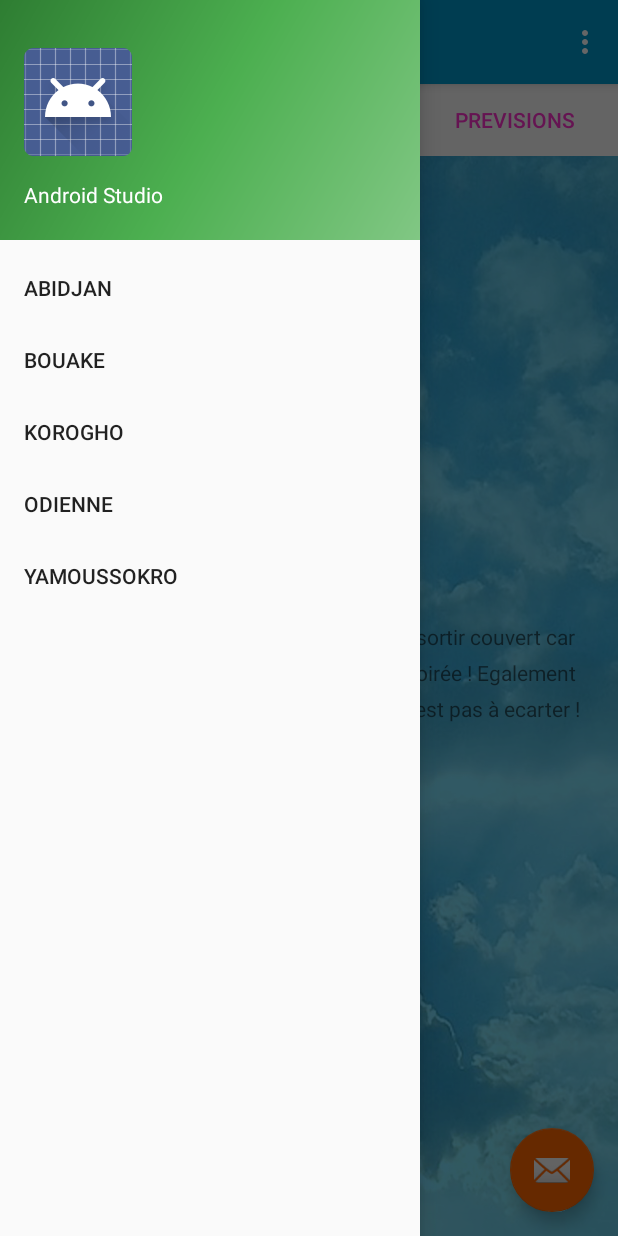
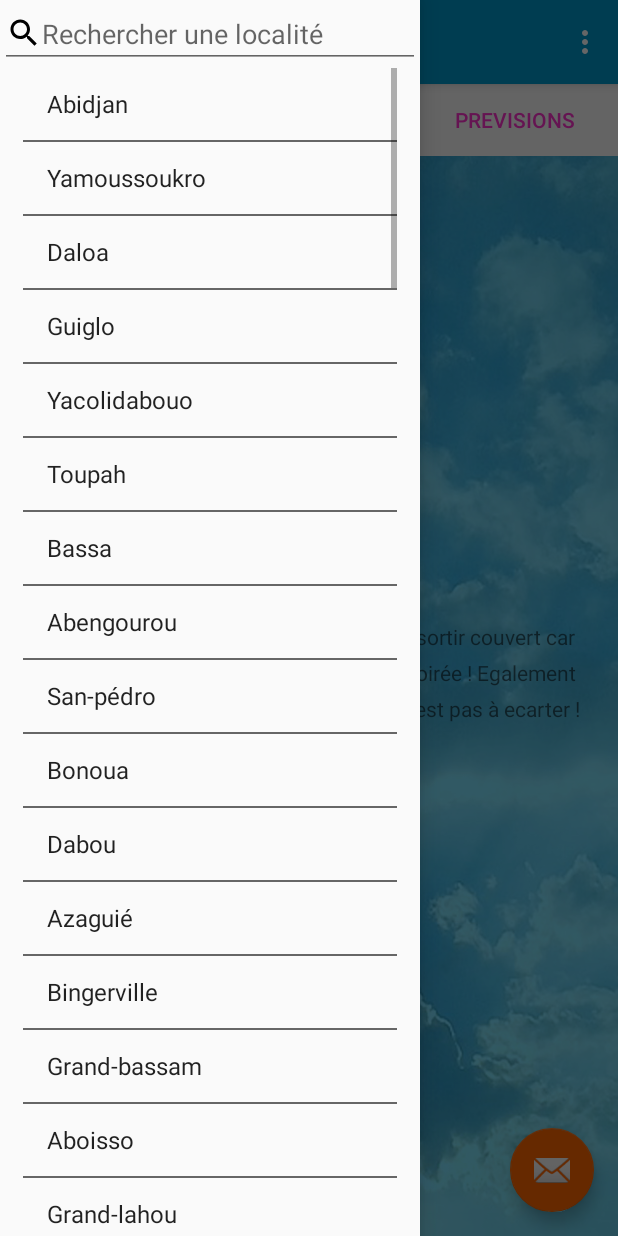
Before and after one commit to agneroalain/MeteoCi, an Android app: the screen it shows after launch (MainActivity), with the side drawer open, on a phone screen of 412 x 824 dp. Run offline under Robolectric (Android 15) with nearby library versions, the phone set to English and light mode, and no system bars; 3 statements that could not run were skipped.

Commit message:
ajout de la liste des ville dan le menu avec un filtre

```diff
--- a/app/build.gradle
+++ b/app/build.gradle
@@ -2,7 +2,7 @@ apply plugin: 'com.android.application'
 
 android {
     compileSdkVersion 25
-    buildToolsVersion "25.0.2"
+    buildToolsVersion '25.0.3'
     defaultConfig {
         applicationId "com.bravaafreeca.meteoci"
         minSdkVersion 14
--- /dev/null
+++ b/app/src/main/java/com/bravaafreeca/meteoci/Localisation.java
@@ -0,0 +1,64 @@
+package com.bravaafreeca.meteoci;
+
+/**
+ * Created by HP on 30/06/2017.
+ */
+public class Localisation {
+
+    private int locId;
+    private String city;
+    private double latitude;
+    private double longitude;
+
+    /**
+     * No args constructor for use in serialization
+     */
+    public Localisation() {
+    }
+
+    /**
+     * @param longitude
+     * @param latitude
+     * @param locId
+     * @param city
+     */
+    public Localisation(int locId, String city, double latitude, double longitude) {
+        super();
+        this.locId = locId;
+        this.city = city;
+        this.latitude = latitude;
+        this.longitude = longitude;
+    }
+
+    public int getLocId() {
+        return locId;
+    }
+
+    public void setLocId(int locId) {
+        this.locId = locId;
+    }
+
+    public String getCity() {
+        return city;
+    }
+
+    public void setCity(String city) {
+        this.city = city;
+    }
+
+    public double getLatitude() {
+        return latitude;
+    }
+
+    public void setLatitude(double latitude) {
+        this.latitude = latitude;
+    }
+
+    public double getLongitude() {
+        return longitude;
+    }
+
+    public void setLongitude(double longitude) {
+        this.longitude = longitude;
+    }
+}
--- a/app/src/main/java/com/bravaafreeca/meteoci/MainActivity.java
+++ b/app/src/main/java/com/bravaafreeca/meteoci/MainActivity.java
@@ -2,12 +2,15 @@ package com.bravaafreeca.meteoci;
 
 import android.Manifest;
 import android.content.Context;
+import android.content.Intent;
 import android.content.pm.PackageManager;
-import android.location.Criteria;
-import android.location.Location;
-import android.location.LocationManager;
+
+import android.content.res.Resources;
 import android.net.Uri;
 import android.os.Bundle;
+import android.support.annotation.LayoutRes;
+import android.support.annotation.NonNull;
+import android.support.annotation.Nullable;
 import android.support.design.widget.FloatingActionButton;
 import android.support.design.widget.Snackbar;
 import android.support.design.widget.TabLayout;
@@ -17,6 +20,8 @@ import android.support.v4.app.FragmentManager;
 import android.support.v4.app.FragmentPagerAdapter;
 import android.support.v4.app.FragmentTransaction;
 import android.support.v4.view.ViewPager;
+import android.text.Editable;
+import android.text.TextWatcher;
 import android.view.View;
 import android.support.design.widget.NavigationView;
 import android.support.v4.view.GravityCompat;
@@ -26,20 +31,48 @@ import android.support.v7.app.AppCompatActivity;
 import android.support.v7.widget.Toolbar;
 import android.view.Menu;
 import android.view.MenuItem;
+import android.view.ViewGroup;
+import android.widget.AdapterView;
+import android.widget.ArrayAdapter;
+import android.widget.BaseAdapter;
+import android.widget.EditText;
+import android.widget.ListView;
 import android.widget.TextView;
 
 import com.google.android.gms.appindexing.Action;
 import com.google.android.gms.appindexing.AppIndex;
 import com.google.android.gms.appindexing.Thing;
 import com.google.android.gms.common.api.GoogleApiClient;
+import com.google.gson.Gson;
+import com.google.gson.JsonObject;
+import com.google.gson.reflect.TypeToken;
 
+import org.json.JSONArray;
+import org.json.JSONException;
+import org.json.JSONObject;
+
+import java.io.BufferedReader;
+import java.io.IOException;
+import java.io.InputStream;
+import java.io.InputStreamReader;
+import java.io.Reader;
+import java.io.StringWriter;
+import java.io.Writer;
+import java.lang.reflect.Type;
+import java.util.ArrayList;
 import java.util.Calendar;
 import java.util.Date;
+import java.util.List;
+import java.util.Scanner;
 
 public class MainActivity extends AppCompatActivity
         implements NavigationView.OnNavigationItemSelectedListener {
 
     private static final String CURRENT_TAG = "principal";
+    ListView listmenu;
+    ArrayList<String> listStringMenu = new ArrayList<String>();
+    ArrayList<Localisation> localisationMenu=new ArrayList<Localisation>();
+
     //static TextView title_textview;
     /**
      * ATTENTION: This was auto-generated to implement the App Indexing API.
@@ -91,6 +124,34 @@ public class MainActivity extends AppCompatActivity
         navigationView.setNavigationItemSelectedListener(this);
         // ATTENTION: This was auto-generated to implement the App Indexing API.
         // See https://g.co/AppIndexing/AndroidStudio for more information.
+
+
+        loadMenu();
+        listmenu=(ListView) findViewById(R.id.list_view_inside_nav);
+        final ArrayAdapter<String> adapter = new ArrayAdapter<String>(MainActivity.this,
+                android.R.layout.simple_list_item_1, this.listStringMenu);
+        listmenu.setAdapter(adapter);
+        listmenu.setTextFilterEnabled(true);
+
+        listmenu.setOnItemClickListener(new AdapterView.OnItemClickListener() {
+            public void onItemClick(AdapterView<?> parent, View v, int pos, long id) {
+
+
+            }
+        });
+        EditText myFilter = (EditText) findViewById(R.id.filter);
+        myFilter.addTextChangedListener(new TextWatcher() {
+
+            public void afterTextChanged(Editable s) {
+            }
+
+            public void beforeTextChanged(CharSequence s, int start, int count, int after) {
+            }
+
+            public void onTextChanged(CharSequence s, int start, int before, int count) {
+                adapter.getFilter().filter(s.toString());
+            }
+        });
         client = new GoogleApiClient.Builder(this).addApi(AppIndex.API).build();
     }
 
@@ -187,6 +248,62 @@ public class MainActivity extends AppCompatActivity
         AppIndex.AppIndexApi.end(client, getIndexApiAction());
         client.disconnect();
     }
+//    public ArrayList<Localisation> loadLocalisation() throws IOException, JSONException {
+//       final Type REVIEW_TYPE = new TypeToken<ArrayList<Localisation>>() {}.getType();
+//        JSONResourceReader jr =new JSONResourceReader(getResources(),R.raw.location);
+//        return new Gson().fromJson(jr.getString(),REVIEW_TYPE);
+//    }
+    public void loadMenu()
+    {
+        Resources res = getResources();
+        InputStream is = res.openRawResource(R.raw.location);
+        Scanner scanner =new Scanner(is);
+        StringBuilder builder = new StringBuilder();
+        while(scanner.hasNextLine())
+        {
+            builder.append(scanner.nextLine());
+        }
+        parserJson(builder.toString());
+    }
+    public void parserJson(String json)
+    {
+        try {
+            StringBuilder builder =new StringBuilder();
+            JSONObject root = new JSONObject(json);
+            JSONArray villes= root.getJSONArray("ville");
+            for (int i=0;i<villes.length();i++)
+            {
+                Localisation locat =new Localisation(villes.getJSONObject(i).getInt("locId"),villes.getJSONObject(i).getString("city"),villes.getJSONObject(i).getDouble("latitude"),villes.getJSONObject(i).getDouble("longitude"));
+                this.localisationMenu.add(locat);
+                this.listStringMenu.add(villes.getJSONObject(i).getString("city"));
+            }
+        }catch (JSONException e)
+        {
+            e.printStackTrace();
+        }
 
+    }
+//    public class MenuAdapter extends ArrayAdapter<Localisation>
+//    {
+//        Context context;
+//        int layoutResourceId;
+//        ArrayList<Localisation> data = null;
+//        TextView city;
+//
+//        public MenuAdapter(@NonNull Context context, @LayoutRes int resource, @NonNull List<Localisation> objects) {
+//            super(context, resource, objects);
+//            this.layoutResourceId = resource;
+//            this.context = context;
+//            this.data = (ArrayList) objects;
+//        }
+//
+//        @NonNull
+//        @Override
+//        public View getView(int position, @Nullable View convertView, @NonNull ViewGroup parent) {
+//
+//            View row = convertView;
+//            Localisation locat = null;
+//        }
+//    }
 
 }
--- a/app/src/main/res/layout/activity_main.xml
+++ b/app/src/main/res/layout/activity_main.xml
@@ -18,8 +18,37 @@
         android:layout_width="wrap_content"
         android:layout_height="match_parent"
         android:layout_gravity="start"
-        android:fitsSystemWindows="true"
-        app:headerLayout="@layout/nav_header_main"
-        app:menu="@menu/activity_main_drawer" />
+        android:fitsSystemWindows="false"
+
+        >
+        <!--app:headerLayout="@layout/nav_header_main"-->
+        <LinearLayout
+            android:orientation="vertical"
+            android:layout_width="match_parent"
+            android:layout_height="match_parent">
+
+            <EditText
+                android:id="@+id/filter"
+                android:layout_width="match_parent"
+                android:layout_height="wrap_content"
+                android:inputType="text"
+                android:ems="10"
+                android:hint="Rechercher une localité"
+                android:drawableLeft="@drawable/ic_search_black_24dp">
+                <requestFocus />
+            </EditText>
+            <ListView
+                android:layout_weight="7"
+                android:layout_width="match_parent"
+                android:layout_height="0dp"
+                android:layout_gravity="start"
+                android:choiceMode="singleChoice"
+                android:divider="#666"
+                android:dividerHeight="1dp"
+                android:paddingLeft="15sp"
+                android:paddingRight="15sp"
+                android:id="@+id/list_view_inside_nav"/>
+        </LinearLayout>
+    </android.support.design.widget.NavigationView>
 
 </android.support.v4.widget.DrawerLayout>
--- a/app/src/main/res/raw/location.json
+++ b/app/src/main/res/raw/location.json
@@ -1,4 +1,5 @@
-[{
+{
+  "ville":[{
   "locId": 29660,
   "city": "Abidjan",
   "latitude": 5.3097,
@@ -503,3 +504,4 @@
     "longitude": -3.304
   }
 ]
+}
--- a/build.gradle
+++ b/build.gradle
@@ -5,7 +5,7 @@ buildscript {
         jcenter()
     }
     dependencies {
-        classpath 'com.android.tools.build:gradle:2.2.3'
+        classpath 'com.android.tools.build:gradle:2.3.3'
 
         // NOTE: Do not place your application dependencies here; they belong
         // in the individual module build.gradle files
```
Lines whose indentation alone changed are shown as unchanged.
